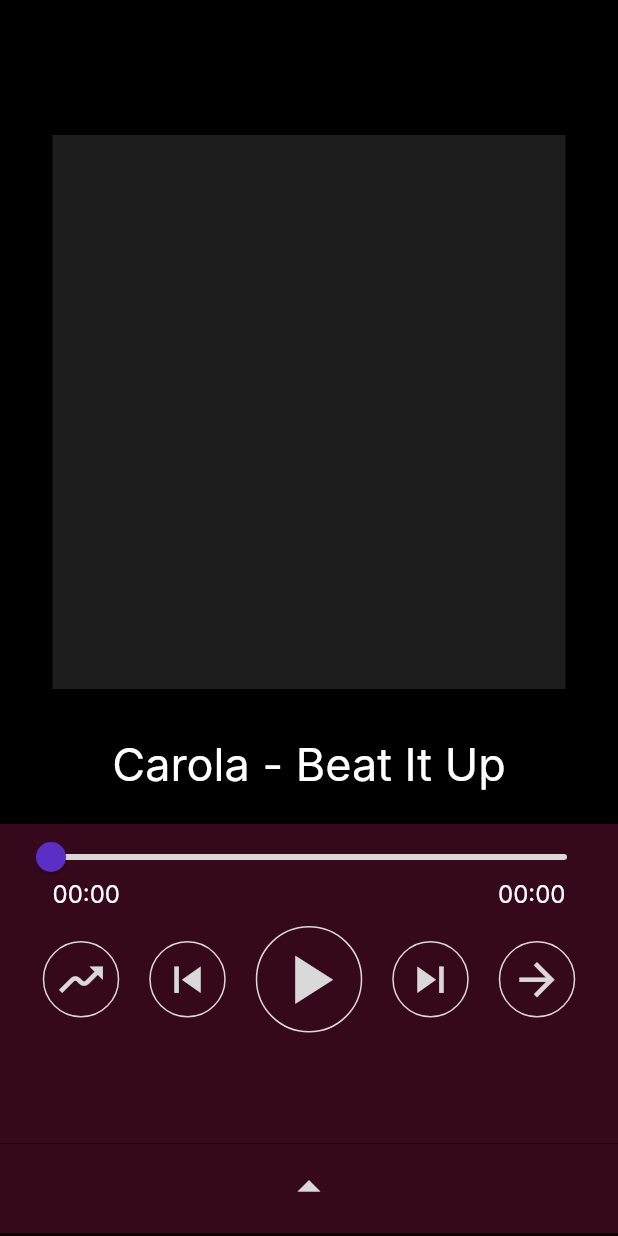
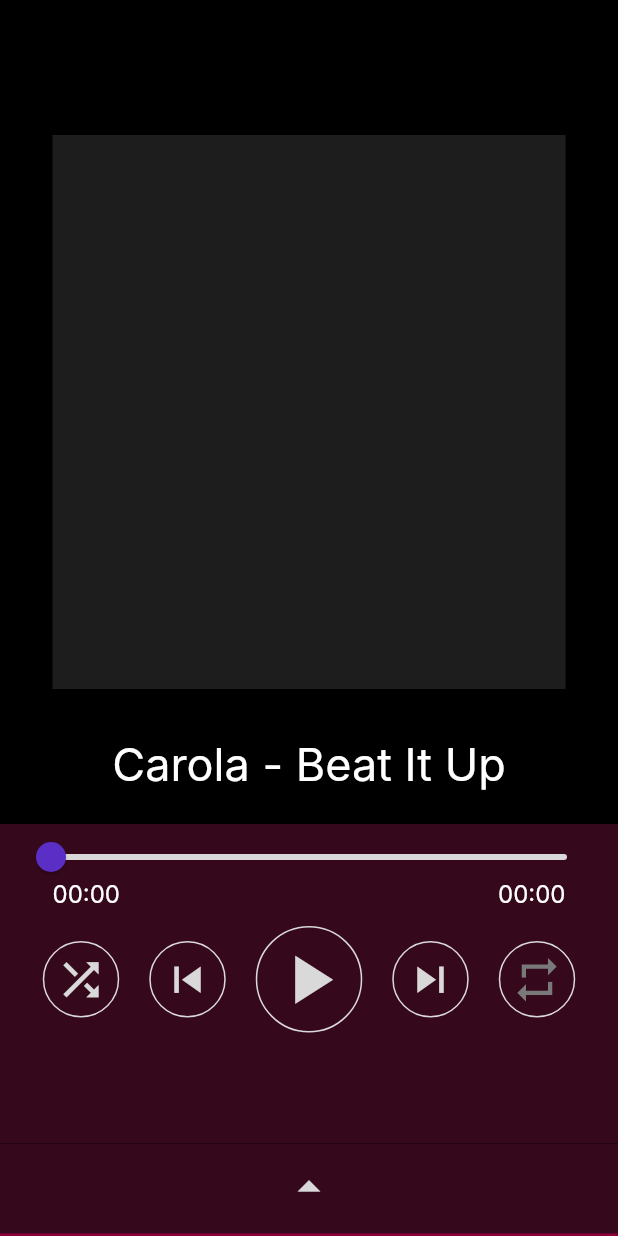
Before and after one commit to n3wzd/FlutPlayer, a Flutter app: the screen it shows after launch, on a phone screen of 412 x 824 dp. Run offline on Flutter 3.47's test engine with Material 2 defaults, Android fonts, the phone set to English and light mode, and no system bars; our stand-ins replace assets_audio_player; Roboto replaces fonts that are missing (Inter).

Commit message:
update playsheet

```diff
--- a/lib/pages/page1/button_ui.dart
+++ b/lib/pages/page1/button_ui.dart
@@ -33,17 +33,14 @@ class ButtonUI extends StatelessWidget {
       child: Row(
         mainAxisAlignment: MainAxisAlignment.center,
         children: [
-          StreamBuilder<bool>(
-            stream: assetsAudioPlayer.isShuffling,
-            builder: (context, isShuffling) => IconButton(
-              isSelected: isShuffling.data,
-              icon: const Icon(Icons.moving),
-              selectedIcon: const Icon(Icons.shuffle),
-              iconSize: 35,
-              onPressed: () {
-                assetsAudioPlayer.toggleShuffle();
-              },
-            ),
+          IconButton(
+            icon: const Icon(Icons.shuffle),
+            iconSize: 35,
+            onPressed: () async {
+              List<Audio> list = assetsAudioPlayer.playlist!.audios;
+              list.shuffle();
+              await assetsAudioPlayer.open(Playlist(audios: list));
+            },
           ),
           const SizedBox(width: 20),
           IconButton(
@@ -78,11 +75,12 @@ class ButtonUI extends StatelessWidget {
           PlayerBuilder.loopMode(
             player: assetsAudioPlayer,
             builder: (context, loopMode) => IconButton(
-              icon: loopMode == LoopMode.playlist
-                  ? const Icon(Icons.repeat)
-                  : (loopMode == LoopMode.single
-                      ? const Icon(Icons.repeat_one)
-                      : const Icon(Icons.arrow_forward)),
+              icon: loopMode == LoopMode.single
+                  ? const Icon(Icons.repeat_one)
+                  : Icon(Icons.repeat,
+                      color: loopMode == LoopMode.none
+                          ? ColorTheme.disableGrey
+                          : ColorTheme.lightGrey),
               iconSize: 35,
               onPressed: () {
                 assetsAudioPlayer.toggleLoop();
--- a/lib/pages/page1/list_sheet.dart
+++ b/lib/pages/page1/list_sheet.dart
@@ -65,20 +65,23 @@ class _ListSheetState extends State<ListSheet> {
                         title: Align(
                           alignment: Alignment.centerLeft,
                           child: Text(
-                              '${widget.assetsAudioPlayer.playlist!.audios[index - 1].metas.title}'),
+                            '${widget.assetsAudioPlayer.playlist!.audios[index - 1].metas.title}',
+                            style: TextStyleMaker.defaultTextStyle(
+                              color: ColorTheme.white,
+                              fontSize: 20,
+                            ),
+                          ),
                         ),
-                        tileColor: index % 2 == 0
-                            ? ColorTheme.darkGrey
-                            : ColorTheme.black,
-                        titleTextStyle: TextStyleMaker.defaultTextStyle(
-                          color: current.index == index - 1
-                              ? ColorTheme.lightWine
-                              : ColorTheme.white,
-                          fontSize: 20,
-                        ),
-                        selectedColor: ColorTheme.white,
-                        selectedTileColor: ColorTheme.lightWine,
-                        hoverColor: ColorTheme.lightGrey,
+                        onTap: () async {
+                          await widget.assetsAudioPlayer
+                              .playlistPlayAtIndex(index - 1);
+                        },
+                        tileColor: current.index == index - 1
+                            ? ColorTheme.lightWine
+                            : (index % 2 == 0
+                                ? ColorTheme.darkGrey
+                                : ColorTheme.black),
+                        hoverColor: ColorTheme.lightWine,
                       );
               },
             ),
--- a/lib/pages/style/colors.dart
+++ b/lib/pages/style/colors.dart
@@ -12,4 +12,5 @@ class ColorTheme {
   static const Color overlayHoveredGrey = Color(0x33FFFFFF);
   static const Color overlayPressedGrey = Color(0x44FFFFFF);
   static const Color overlayHoveredPurple = Color(0x445B2EC5);
+  static const Color disableGrey = Color(0xFF797979);
 }
```
